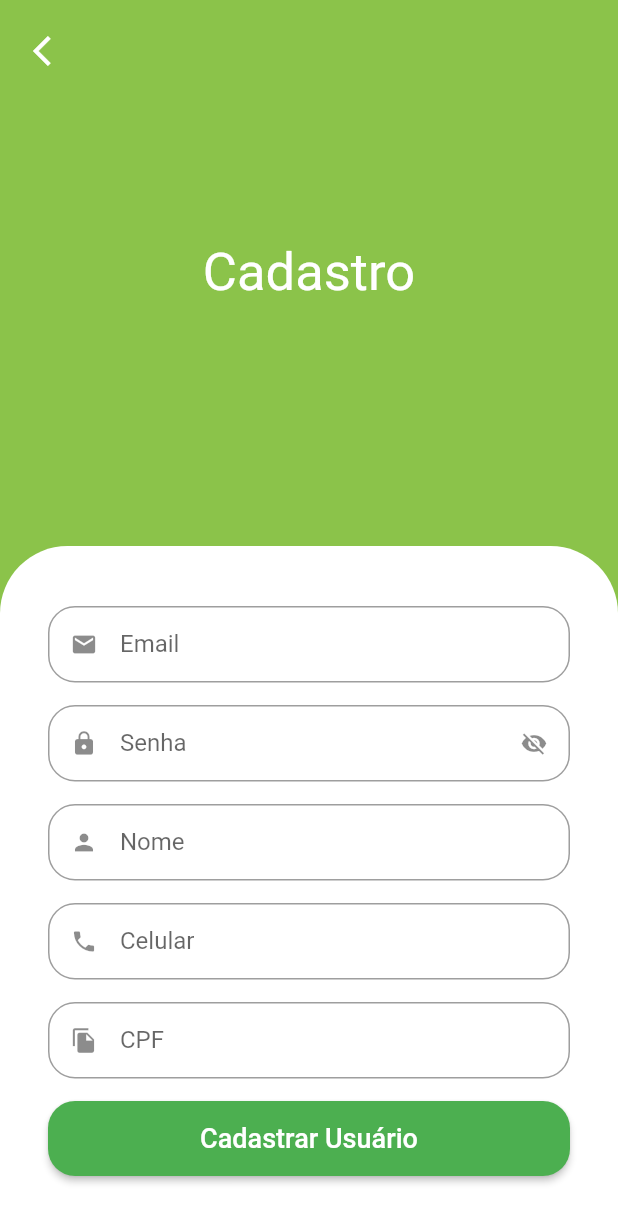
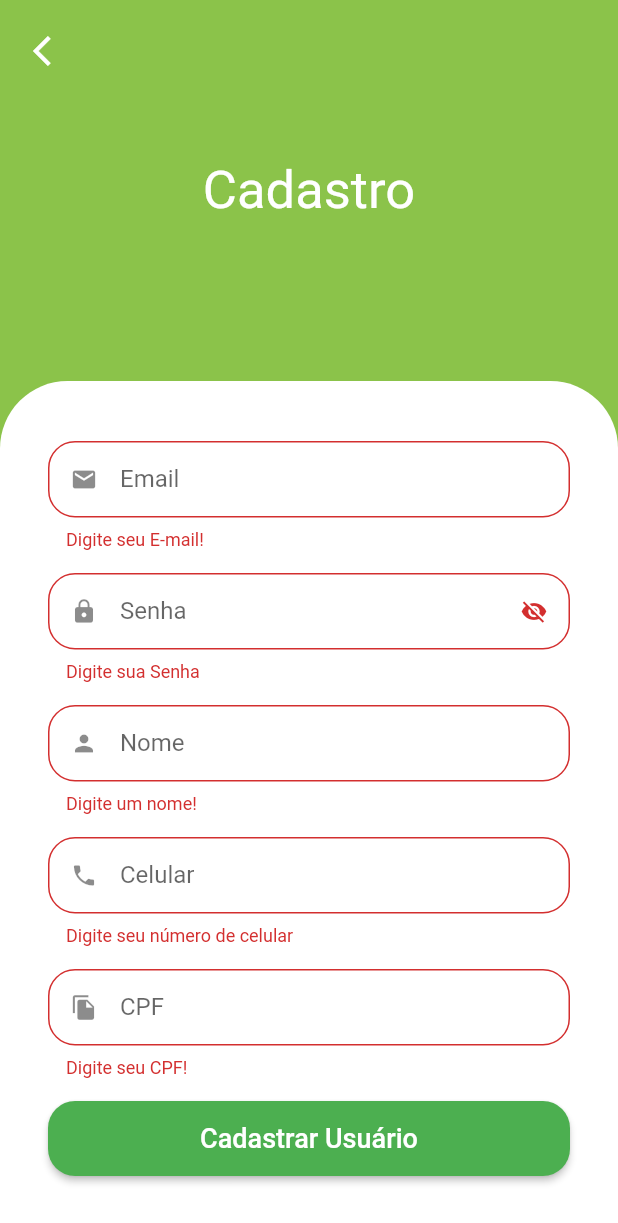
Before and after one commit to TiagoTinoco/GreenGrocer, a Flutter app: the SignUpScreen screen opened by its route, after a tap on "Cadastrar Usuário", on a phone screen of 412 x 824 dp. Shown: the top 1223 px of the screen. Run offline on Flutter 3.47's test engine with Material 2 defaults, Android fonts, the phone set to English and light mode, and no system bars; our stand-ins replace animated_text_kit, badges, dio, flutter_secure_storage, fluttertoast, freezed_annotation and 5 more; missing offline and left inert: add_to_cart_animation, dart:ffi; accounts and stored records are empty.

Commit message:
Create the SignUp Methods with validators

```diff
--- a/lib/src/pages/auth/repository/auth_errors.dart
+++ b/lib/src/pages/auth/repository/auth_errors.dart
@@ -4,6 +4,12 @@ String authErrorsString(String? code) {
       return 'Email e/ou senha inválidos';
     case 'Invalid session token':
       return 'Token inválido!';
+    case 'INVALID_FULLNAME':
+      return 'Occoreu um erro ao cadastrar usuário: Nome inválido';
+    case 'iNVALID_PHONE':
+      return 'Occoreu um erro ao cadastrar usuário: Celular inválido';
+    case 'iNVALID_CPF':
+      return 'Occoreu um erro ao cadastrar usuário: CPF inválido';
     default:
       return 'Ocorreu um erro indefinido';
   }
--- a/lib/src/pages/auth/view/sign_up_screen.dart
+++ b/lib/src/pages/auth/view/sign_up_screen.dart
@@ -17,7 +17,7 @@ class SignUpScreen extends StatelessWidget {
     filter: {'#': RegExp(r'[0-9]')},
   );
 
-  final _formKey = GlobalKey();
+  final _formKey = GlobalKey<FormState>();
 
   @override
   Widget build(BuildContext context) {
@@ -100,7 +100,9 @@ class SignUpScreen extends StatelessWidget {
                                 "Cadastrar Usuário",
                                 style: TextStyle(fontSize: 18),
                               ),
-                              onPressed: () {},
+                              onPressed: () {
+                                _formKey.currentState!.validate();
+                              },
                             ),
                           ),
                         ],
--- a/lib/src/services/validators.dart
+++ b/lib/src/services/validators.dart
@@ -26,7 +26,7 @@ String? nameValidator(String? name) {
 
 String? phoneValidator(String? phone) {
   if (phone == null || phone.isEmpty) return 'Digite seu número de celular';
-  if (!phone.isPhoneNumber) return 'Digite um número válido!';
+  if (phone.length < 14 || !phone.isPhoneNumber) return 'Digite um número válido!';
 
   return null;
 }
```
Also changed, not shown: lib/src/pages/auth/controller/auth_controller.dart (+20 -4 lines), lib/src/pages/auth/repository/auth_repository.dart (+22 -16 lines).
